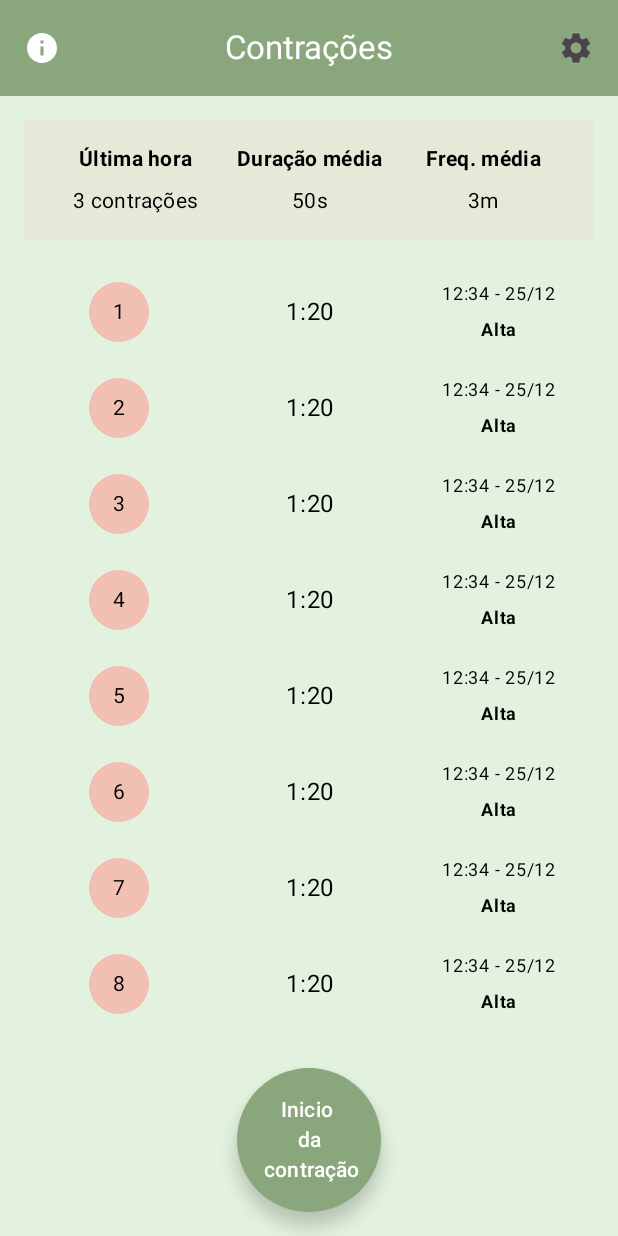
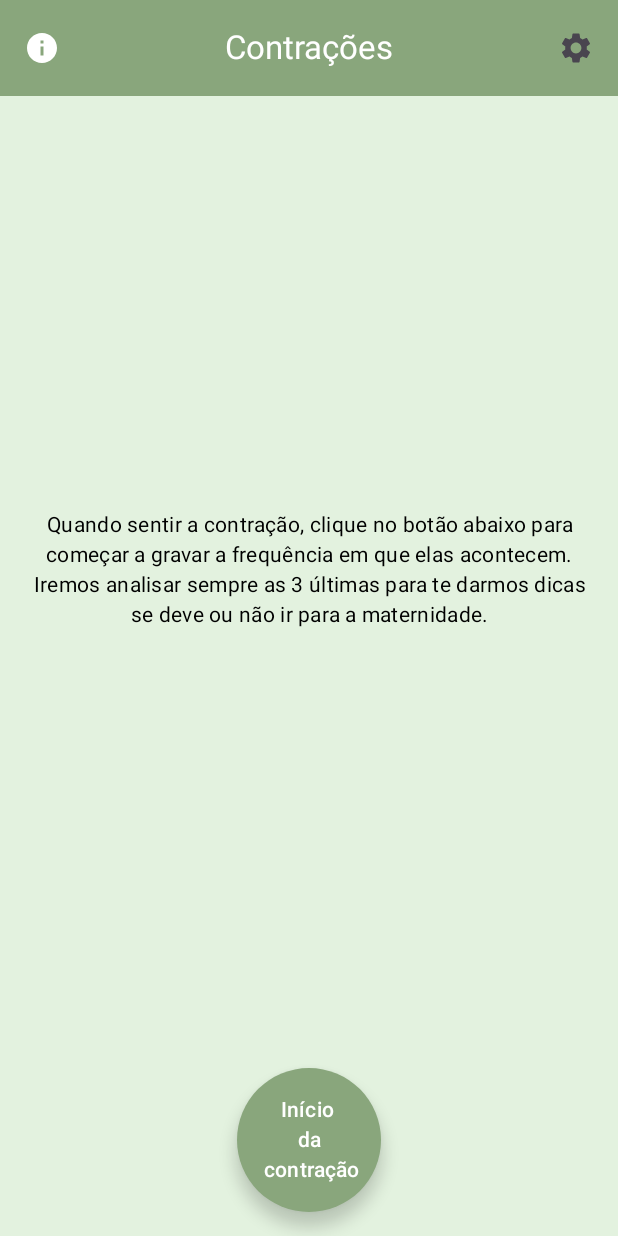
Before and after one commit to jana-dev/ContadorContracoes, an Android app built with Jetpack Compose: the MainScreen screen opened through its navigation route, on a phone screen of 412 x 824 dp. Run offline under Robolectric (Android 15) with nearby library versions, the phone set to English and light mode, and no system bars.

Commit message:
Refatorado o código inicial da main para melhor organizacao e aprendizado.

```diff
--- a/app/src/main/java/com/janatavares/contadorcontracoes/ui/main/MainScreen.kt
+++ b/app/src/main/java/com/janatavares/contadorcontracoes/ui/main/MainScreen.kt
@@ -1,3 +1,4 @@
+// Novo pacote: ui.main
 package com.janatavares.contadorcontracoes.ui.main
 
 import androidx.compose.foundation.background
@@ -13,83 +14,157 @@ import androidx.compose.runtime.collectAsState
 import androidx.compose.runtime.getValue
 import androidx.compose.ui.Alignment
 import androidx.compose.ui.Modifier
-import androidx.compose.ui.draw.clip
-import androidx.compose.ui.graphics.Color
 import androidx.compose.ui.text.font.FontWeight
 import androidx.compose.ui.text.style.TextAlign
 import androidx.compose.ui.unit.dp
-import androidx.compose.ui.unit.sp
-import com.janatavares.contadorcontracoes.viewmodel.ContractionViewModel
+import com.janatavares.contadorcontracoes.viewmodel.MainScreenViewModel
 
-@OptIn(ExperimentalMaterial3Api::class)
 @Composable
-fun MainScreen(viewModel: ContractionViewModel) {
+fun MainScreen(viewModel: MainScreenViewModel) {
     val isContractionStarted by viewModel.isContractionStarted.collectAsState()
+    val showInitialMessage by viewModel.showInitialMessage.collectAsState()
 
-    Scaffold (
-        topBar = {
-            CenterAlignedTopAppBar(
-                title = {
-                    Text(text = "Contrações")
-                },
-                navigationIcon = {
-                    IconButton(onClick = { /*Abrir modal das informações de contração*/ }) {
-                        Icon(Icons.Default.Info, contentDescription = "Informações")
-                    }
-                },
-                actions = {
-                    IconButton(onClick = { /*Abrir configurações*/ }) {
-                        Icon(Icons.Default.Settings, contentDescription = "Setteing")
-                    }
-                },
-                colors = TopAppBarDefaults.centerAlignedTopAppBarColors(
-                    containerColor = MaterialTheme.colorScheme.primary, // Ajusta a cor do fundo da top app bar
-                    titleContentColor = MaterialTheme.colorScheme.onPrimary // Cor do texto
-                )
-            )
-        },
+    Scaffold(
+        topBar = { MainTopBar() },
         content = { paddingValues ->
             Column(
                 modifier = Modifier
                     .padding(paddingValues)
                     .fillMaxSize()
             ) {
-                // Barra de informações principais com fundo destacado
+                Box(
+                    modifier = Modifier
+                        .weight(1f)
+                        .padding(16.dp),
+                    contentAlignment = Alignment.Center
+                ) {
+                    if (showInitialMessage) {
+                        InitialMessage()
+                    } else {
+                        MainContent(viewModel = viewModel, isContractionStarted = isContractionStarted)
+                    }
+                }
+
                 Box(
                     modifier = Modifier
                         .fillMaxWidth()
-                        .padding(16.dp)
+                        .padding(16.dp),
+                    contentAlignment = Alignment.BottomCenter
+                ) {
+                    ContractionActionButton(
+                        isContractionStarted = isContractionStarted,
+                        onClick = {
+                            if (isContractionStarted) viewModel.stopContraction() else viewModel.startContraction()
+                        }
+                    )
+                }
+            }
+        }
+    )
+}
+
+@OptIn(ExperimentalMaterial3Api::class)
+@Composable
+fun MainTopBar() {
+    CenterAlignedTopAppBar(
+        title = { Text(text = "Contrações") },
+        navigationIcon = {
+            IconButton(onClick = { /* Abrir modal das informações */ }) {
+                Icon(Icons.Default.Info, contentDescription = "Informações")
+            }
+        },
+        actions = {
+            IconButton(onClick = { /* Abrir configurações */ }) {
+                Icon(Icons.Default.Settings, contentDescription = "Configurações")
+            }
+        },
+        colors = TopAppBarDefaults.centerAlignedTopAppBarColors(
+            containerColor = MaterialTheme.colorScheme.primary,
+            titleContentColor = MaterialTheme.colorScheme.onPrimary
+        )
+    )
+}
+
+@Composable
+fun InitialMessage() {
+    Text(
+        text = "Quando sentir a contração, clique no botão abaixo para começar a gravar a frequência em que elas acontecem. Iremos analisar sempre as 3 últimas para te darmos dicas se deve ou não ir para a maternidade.",
+        textAlign = TextAlign.Center,
+        style = MaterialTheme.typography.bodyMedium
+    )
+}
+
+@Composable
+fun ContractionActionButton(isContractionStarted: Boolean, onClick: () -> Unit) {
+    LargeFloatingActionButton(
+        onClick = onClick,
+        containerColor = if (isContractionStarted) MaterialTheme.colorScheme.secondary else MaterialTheme.colorScheme.primary,
+        shape = CircleShape
+    ) {
+        Text(
+            text = if (isContractionStarted) "Fim\n da \n contração" else "Início \n da \n contração",
+            textAlign = TextAlign.Center
+        )
+    }
+}
+
+@Composable
+fun MainContent(viewModel: MainScreenViewModel, isContractionStarted: Boolean) {
+    Column(modifier = Modifier.fillMaxSize()) {
+        InfoBar()
+
+        LazyColumn(
+            modifier = Modifier
+                .fillMaxWidth()
+                .weight(1f)
+                .padding(horizontal = 16.dp)
+        ) {
+            items(10) { index ->
+                ContractionItem(
+                    number = index + 1,
+                    duration = "5:00",
+                    timestamp = "12:34 - 25/12",
+                    intensity = "Alta"
+                )
+            }
+        }
+    }
+}
+
+@Composable
+fun InfoBar() {
+    Box(
+        modifier = Modifier
+            .fillMaxWidth()
             .background(MaterialTheme.colorScheme.surface.copy(alpha = 0.2f))
             .padding(16.dp)
     ) {
         Column(modifier = Modifier.fillMaxWidth()) {
-                        // Linha dos títulos
             Row(
                 modifier = Modifier
                     .fillMaxWidth()
-                                .padding(bottom = 8.dp), // Espaçamento entre os títulos e os valores
+                    .padding(bottom = 8.dp),
                 horizontalArrangement = Arrangement.SpaceBetween
             ) {
                 Text(
                     text = "Última hora",
                     modifier = Modifier.weight(1f),
                     textAlign = TextAlign.Center,
-                                style = MaterialTheme.typography.bodyMedium.copy(fontWeight = FontWeight.Bold) // Título em negrito
+                    style = MaterialTheme.typography.bodyMedium.copy(fontWeight = FontWeight.Bold)
                 )
                 Text(
                     text = "Duração média",
                     modifier = Modifier.weight(1f),
                     textAlign = TextAlign.Center,
-                                style = MaterialTheme.typography.bodyMedium.copy(fontWeight = FontWeight.Bold) // Título em negrito
+                    style = MaterialTheme.typography.bodyMedium.copy(fontWeight = FontWeight.Bold)
                 )
                 Text(
                     text = "Freq. média",
                     modifier = Modifier.weight(1f),
                     textAlign = TextAlign.Center,
-                                style = MaterialTheme.typography.bodyMedium.copy(fontWeight = FontWeight.Bold) // Título em negrito
+                    style = MaterialTheme.typography.bodyMedium.copy(fontWeight = FontWeight.Bold)
                 )
             }
-                        // Linha dos valores
             Row(
                 modifier = Modifier.fillMaxWidth(),
                 horizontalArrangement = Arrangement.SpaceBetween
@@ -98,110 +173,23 @@ fun MainScreen(viewModel: ContractionViewModel) {
                     text = "3 contrações",
                     modifier = Modifier.weight(1f),
                     textAlign = TextAlign.Center,
-                                style = MaterialTheme.typography.bodyMedium // Estilo normal
+                    style = MaterialTheme.typography.bodyMedium
                 )
                 Text(
                     text = "50s",
                     modifier = Modifier.weight(1f),
                     textAlign = TextAlign.Center,
-                                style = MaterialTheme.typography.bodyMedium // Estilo normal
+                    style = MaterialTheme.typography.bodyMedium
                 )
                 Text(
                     text = "3m",
                     modifier = Modifier.weight(1f),
                     textAlign = TextAlign.Center,
-                                style = MaterialTheme.typography.bodyMedium // Estilo normal
+                    style = MaterialTheme.typography.bodyMedium
                 )
             }
         }
     }
 
-                // Lista rolável de contrações
-                LazyColumn(
-                    modifier = Modifier
-                        .fillMaxWidth()
-                        .weight(1f) // Para ocupar o espaço restante
-                        .padding(horizontal = 16.dp)
-                ) {
-                    items(10) { index -> // Exemplo com 10 itens
-                        ContractionItem(
-                            duration = "1:20",
-                            number = index + 1,
-                            timestamp = "12:34 - 25/12",
-                            intensity = "Alta"
-                        )
+    Spacer(modifier = Modifier.height(16.dp))
 }
-                }
-
-                Box(
-                    modifier = Modifier
-                        .fillMaxWidth()
-                        .padding(16.dp),
-                    contentAlignment = Alignment.BottomCenter
-                ){
-                    LargeFloatingActionButton(
-                        onClick = { viewModel.toggleContractionState() },
-                        containerColor = if (isContractionStarted) MaterialTheme.colorScheme.secondary else MaterialTheme.colorScheme.primary,
-                        shape = CircleShape
-                    ) {
-                        Text(
-                            text = if (isContractionStarted) "Fim \n da \n contração" else "Inicio \n da \n contração",
-                            textAlign = TextAlign.Center
-                        )
-                    }
-                }
-            }
-        }
-
-    )
-}
-
-@Composable
-fun ContractionItem(duration: String, number: Int, timestamp: String, intensity: String) {
-    Row(
-        modifier = Modifier
-            .fillMaxWidth()
-            .padding(vertical = 8.dp),
-        horizontalArrangement = Arrangement.SpaceBetween,
-        verticalAlignment = Alignment.CenterVertically
-    ) {
-        Row(
-            modifier = Modifier.weight(1f), // Certifique-se de que o Row ocupe toda a largura disponível
-            horizontalArrangement = Arrangement.Center // Para garantir que todos os itens dentro do Row fiquem centralizados
-        ) {
-            Box(
-                modifier = Modifier
-                    .size(40.dp) // Tamanho fixo do fundo circular
-                    .clip(CircleShape) // Faz o fundo circular
-                    .background(MaterialTheme.colorScheme.secondary), // Cor de fundo
-                contentAlignment = Alignment.Center // Alinha o texto no centro da bolinha
-            ) {
-                Text(
-                    text = "$number",
-                    style = MaterialTheme.typography.bodyMedium.copy(color = Color.Black), // Cor do texto
-                    textAlign = TextAlign.Center
-                )
-            }
-        }
-        Text(
-            text = duration,
-            modifier = Modifier.weight(1f),
-            textAlign = TextAlign.Center
-        )
-
-        Column(
-            modifier = Modifier.weight(1f),
-            horizontalAlignment = Alignment.CenterHorizontally
-        ) {
-            Text(
-                text = timestamp,
-                fontSize = 12.sp,
-            )
-            Text(
-                text = intensity,
-                fontSize = 12.sp,
-                fontWeight = FontWeight.Bold,
-            )
-        }
-    }
-}
--- a/app/src/main/java/com/janatavares/contadorcontracoes/ui/navigation/AppNavHost.kt
+++ b/app/src/main/java/com/janatavares/contadorcontracoes/ui/navigation/AppNavHost.kt
@@ -9,7 +9,7 @@ import androidx.navigation.compose.composable
 import com.janatavares.contadorcontracoes.ui.instructions.InstructionsScreen
 import com.janatavares.contadorcontracoes.ui.main.MainScreen
 import com.janatavares.contadorcontracoes.ui.welcome.WelcomeScreen
-import com.janatavares.contadorcontracoes.viewmodel.ContractionViewModel
+import com.janatavares.contadorcontracoes.viewmodel.MainScreenViewModel
 
 @Composable
 fun AppNavHost(navController: NavHostController, modifier: Modifier = Modifier) {
@@ -29,7 +29,7 @@ fun AppNavHost(navController: NavHostController, modifier: Modifier = Modifier)
             )
         }
         composable("main"){
-            val viewModel: ContractionViewModel = viewModel()
+            val viewModel: MainScreenViewModel = viewModel()
             MainScreen(viewModel = viewModel)
         }
 
--- a/app/src/main/java/com/janatavares/contadorcontracoes/ui/theme/Color.kt
+++ b/app/src/main/java/com/janatavares/contadorcontracoes/ui/theme/Color.kt
@@ -5,5 +5,5 @@ import androidx.compose.ui.graphics.Color
 
 val Green = Color(0xFF89A67C)
 val LightGreen = Color(0xFFE3F2DF)
-val NeonGreen = Color(0xFF0DF205)
-val LightPink = Color(0xFFF2BFB3)
+val LightPink = Color(0xFFFDE3DF)
+val Pink = Color(0xFFF2BFB3)
--- a/app/src/main/java/com/janatavares/contadorcontracoes/ui/theme/Theme.kt
+++ b/app/src/main/java/com/janatavares/contadorcontracoes/ui/theme/Theme.kt
@@ -26,7 +26,7 @@ private val DarkColorScheme = darkColorScheme(
 private val LightColorScheme = lightColorScheme(
     primary = Green,
     onPrimary = Color.White,
-    secondary = LightPink,
+    secondary = Pink,
     onSecondary = Color.Black,
     background = LightGreen, // Fundo claro para a WelcomeScreen
     onBackground = Color.Black,
--- a/app/src/main/java/com/janatavares/contadorcontracoes/viewmodel/ContractionViewModel.kt
+++ /dev/null
@@ -1,42 +0,0 @@
-package com.janatavares.contadorcontracoes.viewmodel
-
-import androidx.lifecycle.ViewModel
-import androidx.lifecycle.viewModelScope
-//import com.janatavares.contadorcontracoes.data.model.Contraction
-//import com.janatavares.contadorcontracoes.data.repository.ContractionRepository
-//import com.janatavares.contadorcontracoes.domain.ContractionManager
-import kotlinx.coroutines.flow.MutableStateFlow
-import kotlinx.coroutines.flow.StateFlow
-import kotlinx.coroutines.launch
-
-class ContractionViewModel() : ViewModel() {
-
-    private val _isContractionStarted = MutableStateFlow(false)
-    val isContractionStarted: StateFlow<Boolean> = _isContractionStarted
-
-    fun toggleContractionState(){
-        _isContractionStarted.value = !_isContractionStarted.value
-    }
-
-/*
-    private val contractionManager = ContractionManager()
-
-    fun addContraction(contraction: Contraction) {
-        viewModelScope.launch {
-            repository.insertContraction(contraction)
-            contractionManager.addContraction(contraction)
-        }
-    }*/
-
-    /*fun getStatistics(): Map<String, Int> {
-        val lastHour = contractionManager.getLastHourContractions().size
-        val averageDuration = contractionManager.getAverageDuration()
-        //val frequency = contractionManager.getFrequency()
-
-        return mapOf(
-            "lastHour" to lastHour,
-            "averageDuration" to averageDuration,
-            //"frequency" to frequency
-        )
-    }*/
-}
--- /dev/null
+++ b/app/src/main/java/com/janatavares/contadorcontracoes/viewmodel/MainScreenViewModel.kt
@@ -0,0 +1,29 @@
+// Pacote: viewmodel
+package com.janatavares.contadorcontracoes.viewmodel
+
+import android.app.Application
+import androidx.lifecycle.AndroidViewModel
+import kotlinx.coroutines.flow.MutableStateFlow
+import kotlinx.coroutines.flow.StateFlow
+
+class MainScreenViewModel(application: Application) : AndroidViewModel(application) {
+
+    // Controla se a contração está ativa ou não
+    private val _isContractionStarted = MutableStateFlow(false)
+    val isContractionStarted: StateFlow<Boolean> get() = _isContractionStarted
+
+    // Controla a exibição da mensagem inicial
+    private val _showInitialMessage = MutableStateFlow(true)
+    val showInitialMessage: StateFlow<Boolean> get() = _showInitialMessage
+
+    // Iniciar uma contração
+    fun startContraction() {
+        _isContractionStarted.value = true
+        _showInitialMessage.value = false
+    }
+
+    // Parar uma contração
+    fun stopContraction() {
+        _isContractionStarted.value = false
+    }
+}
```
Also changed, not shown: app/src/main/java/com/janatavares/contadorcontracoes/data/local/dao/ContractionDao.kt (deleted, +0 -20 lines), app/src/main/java/com/janatavares/contadorcontracoes/data/local/entities/ContractionDatabase.kt (deleted, +0 -30 lines), app/src/main/java/com/janatavares/contadorcontracoes/data/model/Contraction.kt (deleted, +0 -14 lines), app/src/main/java/com/janatavares/contadorcontracoes/data/repository/ContractionRepository.kt (deleted, +0 -15 lines), app/src/main/java/com/janatavares/contadorcontracoes/domain/ContractionManager.kt (deleted, +0 -32 lines), app/src/main/java/com/janatavares/contadorcontracoes/ui/main/ContractionItem.kt (added, +49 -0 lines). Lines whose indentation alone changed are shown as unchanged.
